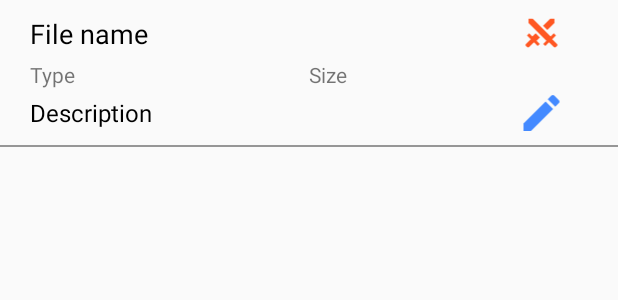
After one commit to explorer02/ConnectBase, an Android app: the layout layout_row_view_file.xml on its own in the app's theme, with its tools: preview values and no code run, on a phone screen of 412 x 824 dp. The commit adds this screen. Shown: the top 300 px of the screen. Run offline under Robolectric (Android 15) with nearby library versions, the phone set to English and light mode, and no system bars.

Commit message:
03 Feb 2019 1. Added View File Activity 2. some minor fixes

```diff
--- a/app/src/main/AndroidManifest.xml
+++ b/app/src/main/AndroidManifest.xml
@@ -14,7 +14,8 @@
         android:roundIcon="@mipmap/ic_launcher_round"
         android:supportsRtl="true"
         android:theme="@style/AppTheme">
-        <activity android:name=".ViewImagesActivity"></activity>
+        <activity android:name=".ViewFilesActivity"></activity>
+        <activity android:name=".ViewImagesActivity" />
         <activity android:name=".ImageEditingActivity" />
 
         <provider
--- a/app/src/main/java/com/example/connectbase/Todo.java
+++ b/app/src/main/java/com/example/connectbase/Todo.java
@@ -2,7 +2,7 @@ package com.example.connectbase;
 
 public class Todo {
 
-    //TODO Check file size before editing to make slight compression
+    //TODO check for file sending activity in android 7+
     //TODO check date for resume files so that resume will not be outdated
     //TODO cache all images in storage
     //TODO use MD5 to store name of file corresponding to url and save them in database
--- a/app/src/main/res/layout/activity_image_editing.xml
+++ b/app/src/main/res/layout/activity_image_editing.xml
@@ -21,7 +21,7 @@
     <ja.burhanrashid52.photoeditor.PhotoEditorView
         android:id="@+id/photoEditor_ImageEditing"
         android:layout_width="match_parent"
-        android:layout_height="wrap_content"
+        android:layout_height="534dp"
         android:layout_marginTop="50dp"
         app:photo_src="@color/colorPrimary" />
 
--- /dev/null
+++ b/app/src/main/res/layout/layout_row_view_file.xml
@@ -0,0 +1,92 @@
+<?xml version="1.0" encoding="utf-8"?>
+<LinearLayout xmlns:android="http://schemas.android.com/apk/res/android"
+    android:layout_width="match_parent"
+    android:layout_height="wrap_content"
+    android:orientation="vertical">
+
+    <LinearLayout
+        android:layout_width="match_parent"
+        android:layout_height="wrap_content"
+        android:layout_marginStart="20dp"
+        android:layout_marginTop="10dp"
+        android:layout_marginEnd="20dp"
+        android:orientation="horizontal">
+
+        <TextView
+            android:id="@+id/tv_lRVF_name"
+            android:layout_width="0dp"
+            android:layout_height="wrap_content"
+            android:layout_weight="5"
+            android:text="File name"
+            android:textColor="@color/colorBlack"
+            android:textSize="18sp" />
+
+        <ImageView
+            android:id="@+id/iv_lRVF_delete"
+            android:layout_width="0dp"
+            android:layout_height="wrap_content"
+            android:layout_weight="1"
+            android:src="@drawable/ic_cross"
+            android:tint="@color/colorPrimary" />
+    </LinearLayout>
+
+    <LinearLayout
+        android:layout_width="match_parent"
+        android:layout_height="wrap_content"
+        android:layout_marginStart="20dp"
+        android:layout_marginTop="5dp"
+        android:layout_marginEnd="20dp"
+        android:orientation="horizontal">
+
+        <TextView
+            android:id="@+id/tv_lRVF_type"
+            android:layout_width="0dp"
+            android:layout_height="wrap_content"
+            android:layout_weight="1"
+            android:text="Type"
+            android:textSize="14sp" />
+
+        <TextView
+            android:id="@+id/tv_lRVF_size"
+            android:layout_width="0dp"
+            android:layout_height="wrap_content"
+            android:layout_weight="1"
+            android:text="Size"
+            android:textSize="14sp" />
+    </LinearLayout>
+
+    <LinearLayout
+        android:layout_width="match_parent"
+        android:layout_height="wrap_content"
+        android:layout_marginStart="20dp"
+        android:layout_marginTop="0dp"
+        android:layout_marginEnd="20dp"
+        android:layout_marginBottom="5dp"
+        android:orientation="horizontal">
+
+        <TextView
+            android:id="@+id/tv_lRVF_desc"
+            android:layout_width="0dp"
+            android:layout_height="wrap_content"
+            android:layout_gravity="center_vertical"
+            android:layout_weight="5"
+            android:text="Description"
+            android:textColor="@color/colorBlack"
+            android:textSize="16sp" />
+
+        <ImageView
+            android:id="@+id/iv_lRVF_edit"
+            android:layout_width="0dp"
+            android:layout_height="wrap_content"
+            android:layout_weight="1"
+            android:src="@drawable/ic_edit"
+            android:tint="@color/colorAccent" />
+
+    </LinearLayout>
+
+    <View
+        android:layout_width="match_parent"
+        android:layout_height="1dp"
+        android:background="#66000000" />
+
+</LinearLayout>
```
Also changed, not shown: app/src/main/java/com/example/connectbase/ChatActivity.java (+99 -31 lines), app/src/main/java/com/example/connectbase/ImageEditingActivity.java (+30 -14 lines), app/src/main/java/com/example/connectbase/ViewFilesActivity.java (added, +240 -0 lines), app/src/main/java/com/example/connectbase/ViewImagesActivity.java (+18 -43 lines), app/src/main/res/drawable/ic_done.xml (added, +10 -0 lines), app/src/main/res/drawable/ic_edit_white.xml (deleted, +0 -10 lines).
